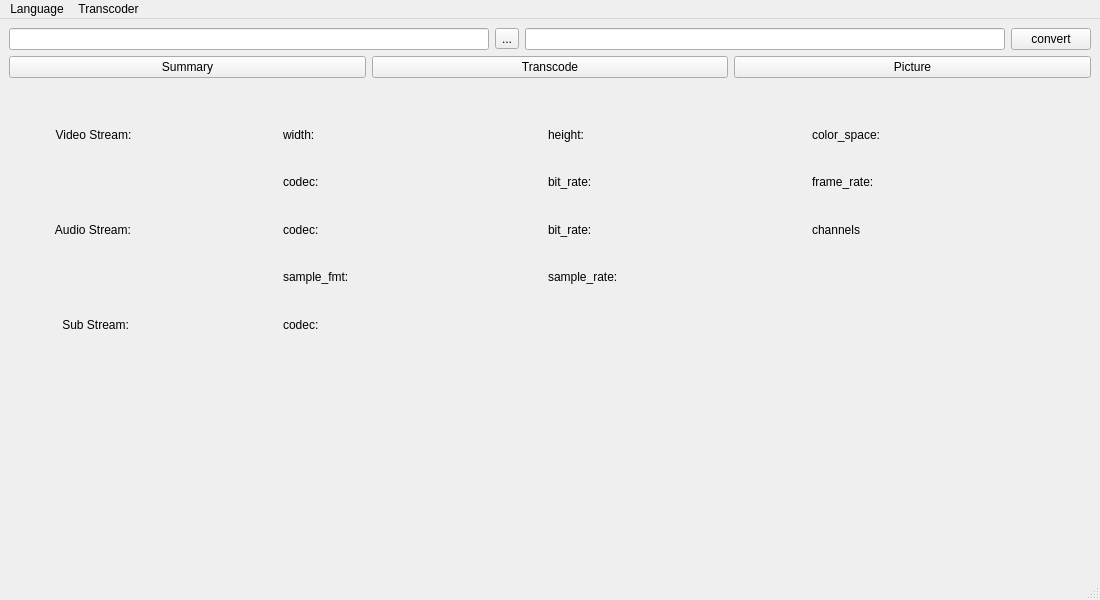
This is src/builder/src/open_converter.ui in OpenConverterLab/OpenConverter as Qt 5 draws it before an edit. The edited form follows.
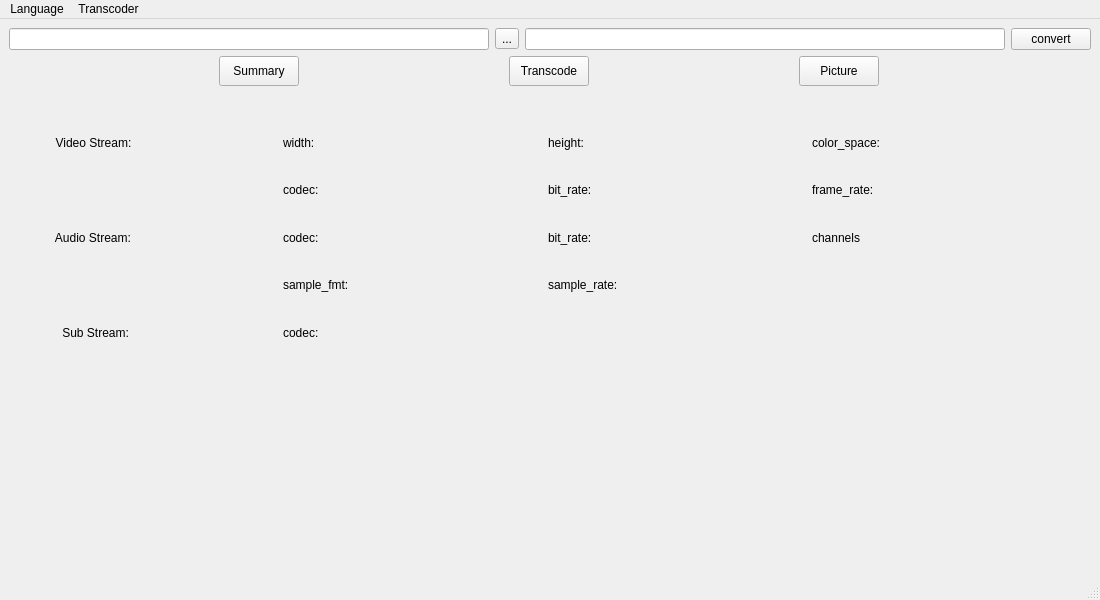
This is the edited form.

Commit message: builder/open_converter: enable Nav Button checkable

```diff
--- a/src/builder/src/open_converter.ui
+++ b/src/builder/src/open_converter.ui
@@ -57,25 +57,85 @@
       </item>
       <item>
        <layout class="QHBoxLayout" name="horizontalLayout_Nav">
+        <property name="spacing">
+         <number>0</number>
+        </property>
         <item>
          <widget class="QPushButton" name="pushButton_summary">
+          <property name="sizePolicy">
+           <sizepolicy hsizetype="Fixed" vsizetype="Fixed">
+            <horstretch>0</horstretch>
+            <verstretch>0</verstretch>
+           </sizepolicy>
+          </property>
+          <property name="minimumSize">
+           <size>
+            <width>30</width>
+            <height>30</height>
+           </size>
+          </property>
           <property name="text">
            <string>Summary</string>
           </property>
+          <property name="checkable">
+           <bool>true</bool>
+          </property>
+          <property name="checked">
+           <bool>false</bool>
+          </property>
          </widget>
         </item>
         <item>
          <widget class="QPushButton" name="pushButton_transcode">
+          <property name="sizePolicy">
+           <sizepolicy hsizetype="Fixed" vsizetype="Fixed">
+            <horstretch>0</horstretch>
+            <verstretch>0</verstretch>
+           </sizepolicy>
+          </property>
+          <property name="minimumSize">
+           <size>
+            <width>30</width>
+            <height>30</height>
+           </size>
+          </property>
           <property name="text">
            <string>Transcode</string>
           </property>
+          <property name="checkable">
+           <bool>true</bool>
+          </property>
+          <property name="checked">
+           <bool>false</bool>
+          </property>
+          <property name="autoRepeat">
+           <bool>false</bool>
+          </property>
+          <property name="autoExclusive">
+           <bool>false</bool>
+          </property>
          </widget>
         </item>
         <item>
          <widget class="QPushButton" name="pushButton_picture">
+          <property name="sizePolicy">
+           <sizepolicy hsizetype="Fixed" vsizetype="Fixed">
+            <horstretch>0</horstretch>
+            <verstretch>0</verstretch>
+           </sizepolicy>
+          </property>
+          <property name="minimumSize">
+           <size>
+            <width>30</width>
+            <height>30</height>
+           </size>
+          </property>
           <property name="text">
            <string>Picture</string>
           </property>
+          <property name="checkable">
+           <bool>true</bool>
+          </property>
          </widget>
         </item>
        </layout>
```
The commit also changes 1 other file.
